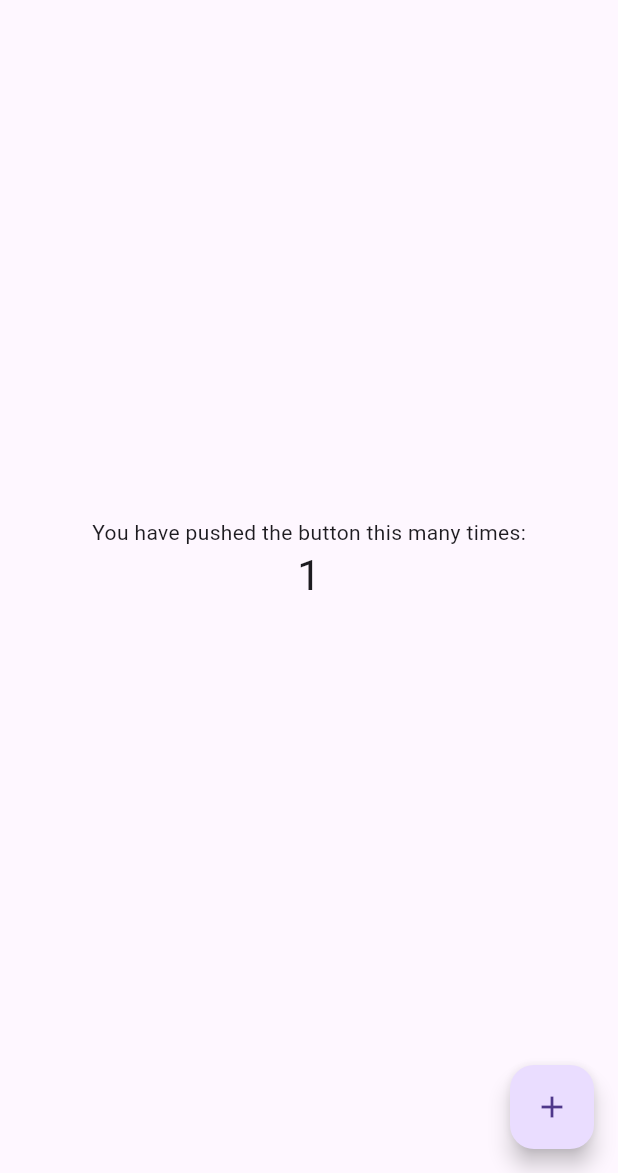
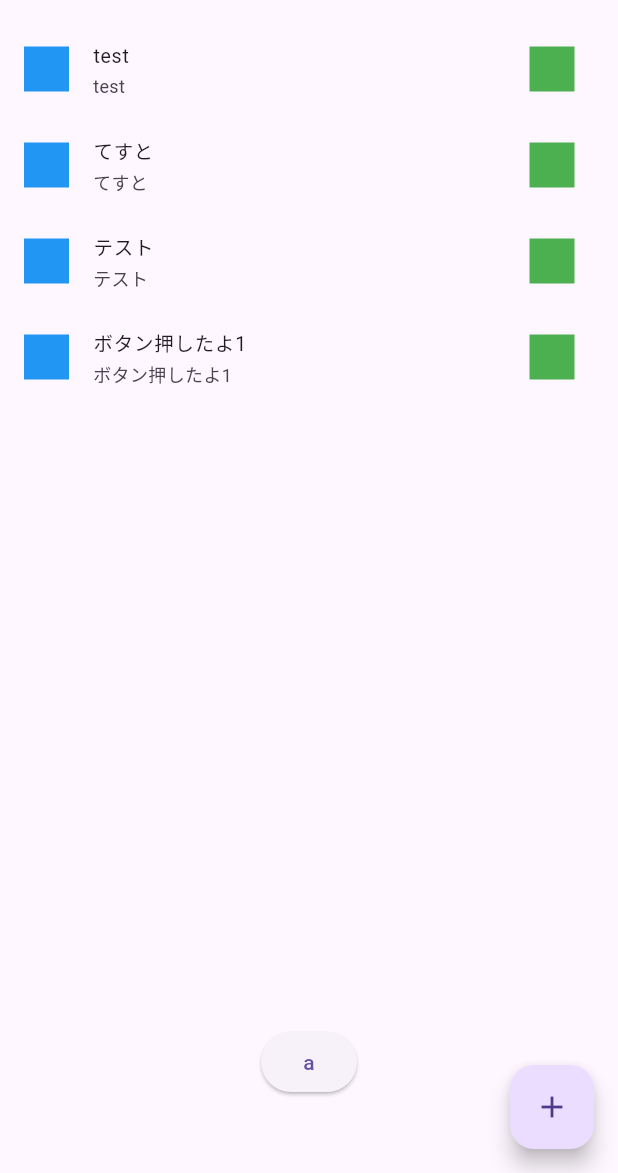
Before and after one commit to hryoshihara0692/Todo, a Flutter app: the screen it shows after launch, after a tap on the "add" icon, on a phone screen of 412 x 824 dp, the part 63-1236 px from its top. Run offline on Flutter 3.47's test engine with Material 3 defaults, Android fonts, the phone set to English and light mode, and no system bars; drawn by our look-alikes of google_mobile_ads; our stand-ins replace firebase_core; accounts and stored records are empty; network calls fail.

Commit message:
2023/01/20 リスト表示、ボタンでタスクが追加される形式に変更

```diff
--- a/lib/pages/home.dart
+++ b/lib/pages/home.dart
@@ -19,6 +19,7 @@ class HomePage extends StatefulWidget {
 class _HomePageState extends State<HomePage> {
   final AdMob _adMob = AdMob();
   int _counter = 0;
+  List<String> tasks = ["test", "てすと", "テスト"];
 
   @override
   void initState() {
@@ -35,6 +36,7 @@ class _HomePageState extends State<HomePage> {
   void _incrementCounter() {
     setState(() {
       _counter++;
+      tasks.add('ボタン押したよ$_counter');
     });
   }
 
@@ -44,17 +46,19 @@ class _HomePageState extends State<HomePage> {
       appBar: AppBar(
         title: Text(widget.title),
       ),
-      body: Center(
+      body: SafeArea(
         child: Column(
-          mainAxisAlignment: MainAxisAlignment.center,
-          children: <Widget>[
-            const Text(
-              'You have pushed the button this many times:',
+          children: [
+            Expanded(
+              child: ListView(
+                children: _createList(tasks),
               ),
-            Text(
-              '$_counter',
-              style: Theme.of(context).textTheme.headlineMedium,
             ),
+            ElevatedButton(
+              onPressed: () => _incrementCounter(),
+              child: Text("a"),
+            ),
+            // Admob
             FutureBuilder(
               future: AdSize.getAnchoredAdaptiveBannerAdSize(
                   Orientation.portrait,
@@ -72,7 +76,8 @@ class _HomePageState extends State<HomePage> {
                     color: Colors.white,
                   );
                 }
-                }),
+              },
+            ),
           ],
         ),
       ),
@@ -84,3 +89,40 @@ class _HomePageState extends State<HomePage> {
     );
   }
 }
+
+List<ListTile> _createList(List<String> tasks) {
+  var _list = <ListTile>[];
+
+  for (var task in tasks) {
+    _list.add(
+      ListTile(
+        leading: Container(
+          width: 30,
+          height: 30,
+          decoration: const BoxDecoration(
+            shape: BoxShape.rectangle,
+            color: Colors.blue,
+          ),
+        ),
+        title: Text(task),
+        subtitle: Text(task),
+        trailing: Container(
+          width: 30,
+          height: 30,
+          margin: EdgeInsets.fromLTRB(5, 0, 5, 0),
+          decoration: BoxDecoration(
+            shape: BoxShape.rectangle,
+            color: Colors.green,
+          ),
+        ),
+        dense: true,
+        shape: RoundedRectangleBorder(
+          borderRadius: BorderRadius.all(
+            Radius.circular(30),
+          ),
+        ),
+      ),
+    );
+  }
+  return _list;
+}
```
Lines whose indentation alone changed are shown as unchanged.
